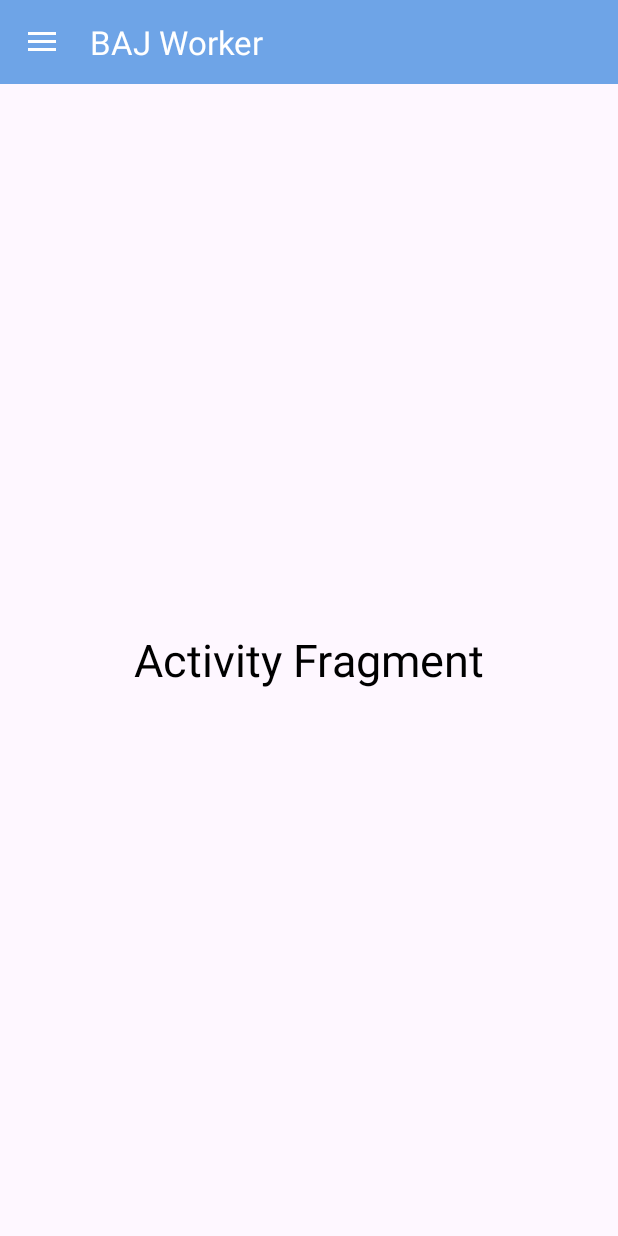
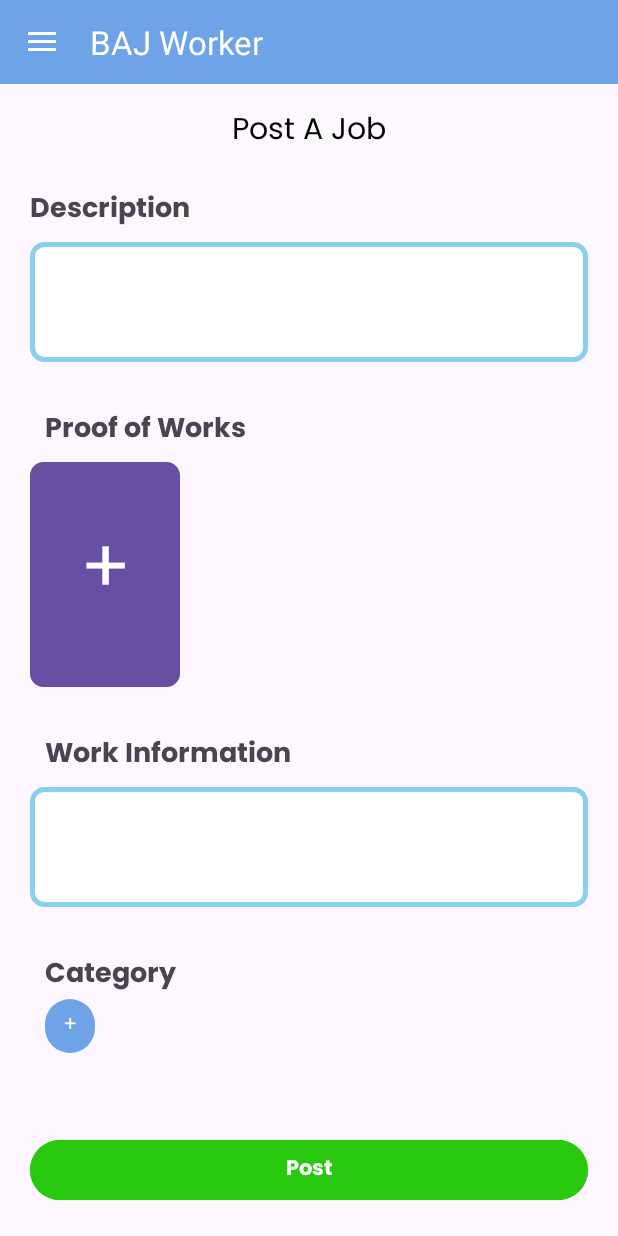
Before and after one commit to hersvinucc/BAJWorker, an Android app: the MainActivity screen opened directly, with no data from a screen before it, in the side drawer, after a tap on "Settings", on a phone screen of 412 x 824 dp. Run offline under Robolectric (Android 15) with nearby library versions, the phone set to English and light mode, and no system bars.

Commit message:
Third Commit

```diff
--- a/app/src/main/java/com/example/bookajobworker/MainHome.kt
+++ b/app/src/main/java/com/example/bookajobworker/MainHome.kt
@@ -1,6 +1,5 @@
 package com.example.bookajobworker
 
-import android.annotation.SuppressLint
 import android.os.Bundle
 import android.widget.Button
 import android.content.Intent
@@ -9,7 +8,6 @@ import androidx.appcompat.app.AppCompatActivity
 class MainHome : AppCompatActivity() {
     private lateinit var buttonRequest: Button
 
-    @SuppressLint("MissingInflatedId")
     override fun onCreate(savedInstanceState: Bundle?) {
         super.onCreate(savedInstanceState)
         setContentView(R.layout.fragment_home)
--- /dev/null
+++ b/app/src/main/res/drawable/button_docu.xml
@@ -0,0 +1,8 @@
+<!-- button_border.xml -->
+<shape xmlns:android="http://schemas.android.com/apk/res/android"
+    android:shape="rectangle">
+    <solid android:color="#6ea4e7"/>
+    <stroke
+        android:width="2dp"/> <!-- You can adjust the border width and color here -->
+    <corners android:radius="8dp"/> <!-- Adjust the radius to control the roundness -->
+</shape>
--- /dev/null
+++ b/app/src/main/res/drawable/chat_centered.xml
@@ -0,0 +1,9 @@
+<vector xmlns:android="http://schemas.android.com/apk/res/android"
+    android:width="32dp"
+    android:height="32dp"
+    android:viewportWidth="256"
+    android:viewportHeight="256">
+  <path
+      android:pathData="M216,40L40,40A16,16 0,0 0,24 56L24,184a16,16 0,0 0,16 16L99.47,200l14.81,24.23a16,16 0,0 0,27.41 0.06L156.53,200L216,200a16,16 0,0 0,16 -16L232,56A16,16 0,0 0,216 40ZM216,184L156.53,184a16.07,16.07 0,0 0,-13.69 7.71L128,216l-14.85,-24.3A16.08,16.08 0,0 0,99.47 184L40,184L40,56L216,56Z"
+      android:fillColor="#000000"/>
+</vector>
--- /dev/null
+++ b/app/src/main/res/drawable/chat_centered_fill.xml
@@ -0,0 +1,9 @@
+<vector xmlns:android="http://schemas.android.com/apk/res/android"
+    android:width="32dp"
+    android:height="32dp"
+    android:viewportWidth="256"
+    android:viewportHeight="256">
+  <path
+      android:pathData="M232,56V184a16,16 0,0 1,-16 16H156.53l-14.84,24.29a16,16 0,0 1,-27.41 -0.06L99.5,200.06 40,200a16,16 0,0 1,-16 -16V56A16,16 0,0 1,40 40H216A16,16 0,0 1,232 56Z"
+      android:fillColor="#000000"/>
+</vector>
--- a/app/src/main/res/layout/fragment_activity.xml
+++ b/app/src/main/res/layout/fragment_activity.xml
@@ -1,18 +1,140 @@
 <?xml version="1.0" encoding="utf-8"?>
-<RelativeLayout
-    xmlns:android="http://schemas.android.com/apk/res/android"
+<androidx.constraintlayout.widget.ConstraintLayout xmlns:android="http://schemas.android.com/apk/res/android"
+    xmlns:app="http://schemas.android.com/apk/res-auto"
     xmlns:tools="http://schemas.android.com/tools"
     android:layout_width="match_parent"
     android:layout_height="match_parent"
     tools:context=".Activity">
 
-    <!-- TODO: Update blank fragment layout -->
     <TextView
+        android:id="@+id/header_title"
+        android:layout_width="match_parent"
+        android:layout_height="wrap_content"
+        android:text="Post A Job"
+        android:textColor="@color/black"
+        android:fontFamily="@font/poppins_regular"
+        android:textSize="20sp"
+        android:gravity="center"
+        android:layout_marginTop="15dp"
+        app:layout_constraintStart_toStartOf="parent"
+        app:layout_constraintStart_toEndOf="parent"
+        app:layout_constraintTop_toTopOf="parent"
+        />
+
+    <TextView
+        android:id="@+id/descriptionLabel"
         android:layout_width="wrap_content"
         android:layout_height="wrap_content"
-        android:text="Activity Fragment"
-        android:textSize="30sp"
+        android:layout_margin="20dp"
+        android:textSize="18sp"
+        android:fontFamily="@font/poppins_bold"
+        android:text="Description"
+        app:layout_constraintStart_toStartOf="parent"
+        app:layout_constraintTop_toBottomOf="@id/header_title"
+        />
+
+    <EditText
+        android:id="@+id/descriptionInput"
+        android:layout_width="match_parent"
+        android:layout_height="80dp"
+        android:layout_marginTop="5dp"
+        android:layout_marginHorizontal="20dp"
+        android:background="@drawable/input_bg_style"
+        app:layout_constraintStart_toStartOf="parent"
+        app:layout_constraintEnd_toEndOf="parent"
+        app:layout_constraintTop_toBottomOf="@id/descriptionLabel"
+        />
+
+    <TextView
+        android:id="@+id/documentationLabel"
+        android:layout_width="wrap_content"
+        android:layout_height="wrap_content"
+        android:layout_margin="30dp"
+        android:textSize="18sp"
+        android:fontFamily="@font/poppins_bold"
+        android:text="Proof of Works"
+        app:layout_constraintStart_toStartOf="parent"
+        app:layout_constraintTop_toBottomOf="@id/descriptionInput"
+        />
+
+    <Button
+        android:id="@+id/documentationButton"
+        android:layout_width="100dp"
+        android:layout_height="150dp"
+        android:layout_marginTop="5dp"
+        android:layout_marginHorizontal="20dp"
+        android:text="+"
+        android:textSize="50sp"
+        android:background="@drawable/button_docu"
+        android:fontFamily="@font/poppins_regular"
+        app:layout_constraintStart_toStartOf="parent"
+        app:layout_constraintTop_toBottomOf="@id/documentationLabel"
+        />
+
+    <TextView
+        android:id="@+id/workInformationLabel"
+        android:layout_width="wrap_content"
+        android:layout_height="wrap_content"
+        android:layout_margin="30dp"
+        android:textSize="18sp"
+        android:fontFamily="@font/poppins_bold"
+        android:text="Work Information"
+        app:layout_constraintStart_toStartOf="parent"
+        app:layout_constraintTop_toBottomOf="@id/documentationButton"
+        />
+
+    <EditText
+        android:id="@+id/workInformationInput"
+        android:layout_width="match_parent"
+        android:layout_height="80dp"
+        android:layout_marginTop="5dp"
+        android:layout_marginHorizontal="20dp"
+        android:background="@drawable/input_bg_style"
+        app:layout_constraintStart_toStartOf="parent"
+        app:layout_constraintEnd_toEndOf="parent"
+        app:layout_constraintTop_toBottomOf="@id/workInformationLabel"
+        />
+
+    <TextView
+        android:id="@+id/tags"
+        android:layout_width="wrap_content"
+        android:layout_height="wrap_content"
+        android:layout_margin="30dp"
+        android:textSize="18sp"
+        android:fontFamily="@font/poppins_bold"
+        android:text="Category"
+        app:layout_constraintStart_toStartOf="parent"
+        app:layout_constraintTop_toBottomOf="@id/workInformationInput"
+        />
+
+    <TextView
+        android:id="@+id/tagsChips"
+        android:layout_width="wrap_content"
+        android:layout_height="wrap_content"
+        android:text="+"
+        android:paddingStart="12dp"
+        android:paddingEnd="12dp"
+        android:paddingTop="6dp"
+        android:paddingBottom="6dp"
+        android:background="@drawable/chip_background"
+        android:backgroundTint="@color/lightBlue"
+        android:textColor="@android:color/white"
+        android:fontFamily="@font/poppins_regular"
         android:layout_centerInParent="true"
-        android:textColor="@color/black"/>
+        android:layout_marginStart="30dp"
+        app:layout_constraintStart_toStartOf="parent"
+        app:layout_constraintTop_toBottomOf="@id/tags"/>
 
-</RelativeLayout>
+    <Button
+        android:id="@+id/post"
+        android:layout_width="match_parent"
+        android:layout_height="wrap_content"
+        android:layout_margin="20dp"
+        android:fontFamily="@font/poppins_bold"
+        android:text="Post"
+        android:backgroundTint="@color/green"
+        app:layout_constraintEnd_toEndOf="parent"
+        app:layout_constraintStart_toStartOf="parent"
+        app:layout_constraintBottom_toBottomOf="parent"
+        />
+</androidx.constraintlayout.widget.ConstraintLayout>
--- a/app/src/main/res/menu/nav_menu.xml
+++ b/app/src/main/res/menu/nav_menu.xml
@@ -13,14 +13,16 @@
             android:title="Home"/>
 
         <item
+            android:id="@+id/nav_share"
+            android:icon="@drawable/chat_centered_fill"
+            android:title="Post"/>
+
+        <item
             android:id="@+id/nav_settings"
             android:icon="@drawable/user_fill"
             android:title="Settings"/>
 
-        <item
-            android:id="@+id/nav_share"
-            android:icon="@drawable/chat_text_fill"
-            android:title="Activity"/>
+
 
 <!--        <item-->
 <!--            android:id="@+id/nav_about"-->
```
